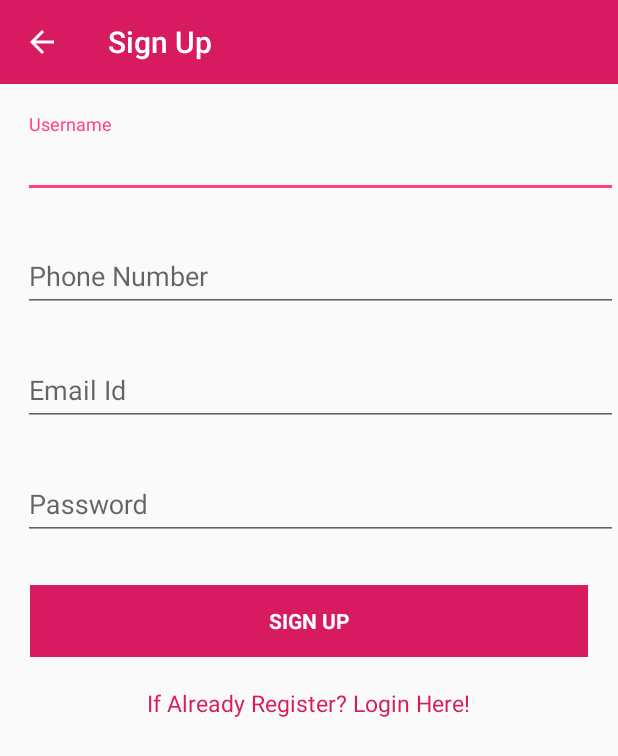
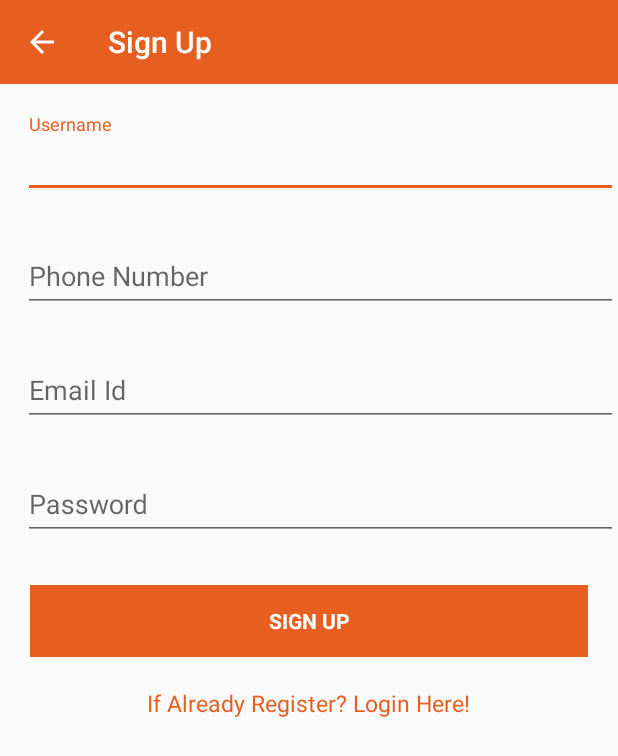
Before and after one commit to geniusninedev/ElectricityConverter, an Android app: the SignUp screen opened directly, with no data from a screen before it, on a phone screen of 412 x 824 dp. Shown: the top 756 px of the screen. Run offline under Robolectric (Android 15) with nearby library versions, the phone set to English and light mode, and no system bars; our stand-ins replace Firebase (no records; nobody signed in at launch, a user with empty details on screens opened directly).

Commit message:
color changes

```diff
--- a/app/src/main/java/com/nineinfosys/electricityconverter/LoginActivity/Login.java
+++ b/app/src/main/java/com/nineinfosys/electricityconverter/LoginActivity/Login.java
@@ -80,7 +80,7 @@ public class Login extends AppCompatActivity {
         email = (EditText) findViewById(R.id.edit_text_email_id);
         password = (EditText) findViewById(R.id.edit_text_password);
 
-        getSupportActionBar().setBackgroundDrawable(new ColorDrawable(Color.parseColor("#d81b60")));
+        getSupportActionBar().setBackgroundDrawable(new ColorDrawable(Color.parseColor("#e65f21")));
      //   getSupportActionBar().setDisplayHomeAsUpEnabled(true);
      //   getSupportActionBar().setHomeButtonEnabled(true);
         getSupportActionBar().setTitle("Login");
--- a/app/src/main/java/com/nineinfosys/electricityconverter/LoginActivity/SignUp.java
+++ b/app/src/main/java/com/nineinfosys/electricityconverter/LoginActivity/SignUp.java
@@ -57,7 +57,7 @@ public class SignUp extends AppCompatActivity {
         mAuth = FirebaseAuth.getInstance();
         mRef = FirebaseDatabase.getInstance().getReference().child("Users");
 
-        getSupportActionBar().setBackgroundDrawable(new ColorDrawable(Color.parseColor("#d81b60")));
+        getSupportActionBar().setBackgroundDrawable(new ColorDrawable(Color.parseColor("#e65f21")));
         getSupportActionBar().setDisplayHomeAsUpEnabled(true);
         getSupportActionBar().setHomeButtonEnabled(true);
         getSupportActionBar().setTitle("Sign Up");
--- a/app/src/main/java/com/nineinfosys/electricityconverter/SearchActivity.java
+++ b/app/src/main/java/com/nineinfosys/electricityconverter/SearchActivity.java
@@ -22,13 +22,14 @@ import com.nineinfosys.electricityconverter.ConverterActivity.ElectricFieldStren
 import com.nineinfosys.electricityconverter.ConverterActivity.ElectricPotentialActivity;
 import com.nineinfosys.electricityconverter.ConverterActivity.ElectricResistanceConverterActivity;
 import com.nineinfosys.electricityconverter.ConverterActivity.ElectricResistivityConverterActivity;
+import com.nineinfosys.electricityconverter.ConverterActivity.ElectrostaticCapacitanceActivity;
 import com.nineinfosys.electricityconverter.ConverterActivity.InductanceConverterActivity;
 import com.nineinfosys.electricityconverter.ConverterActivity.LinearChargeDensityConverterActivity;
 import com.nineinfosys.electricityconverter.ConverterActivity.LinearCurrentDensityActivity;
 import com.nineinfosys.electricityconverter.ConverterActivity.SurfaceChargeDensityConverterActivity;
 import com.nineinfosys.electricityconverter.ConverterActivity.SurfaceCurrentDensityActivity;
 import com.nineinfosys.electricityconverter.ConverterActivity.VolumeChargeDensityActivity;
-import com.nineinfosys.electricityconverter.Engin.ElectrostaticCapacitanceConverter;
+
 
 
 
@@ -477,7 +478,7 @@ public class SearchActivity extends AppCompatActivity implements TextWatcher {
         startActivity(i7);
     }
     private void electrostatic() {
-        Intent i7=new Intent(SearchActivity.this,ElectrostaticCapacitanceConverter.class);
+        Intent i7=new Intent(SearchActivity.this,ElectrostaticCapacitanceActivity.class);
         startActivity(i7);
     }
     private void electricResistivity() {
--- a/app/src/main/res/layout/content_main.xml
+++ b/app/src/main/res/layout/content_main.xml
@@ -22,6 +22,7 @@
         android:layout_marginRight="2dp"
         android:layout_marginLeft="2dp"
         android:layout_marginTop="2dp"
+        android:background="@color/colordialog"
         android:layout_marginBottom="2dp">
     </android.support.v7.widget.RecyclerView>
 
--- a/app/src/main/res/values/colors.xml
+++ b/app/src/main/res/values/colors.xml
@@ -1,9 +1,9 @@
 <?xml version="1.0" encoding="utf-8"?>
 <resources>
-    <color name="colorPrimary">#d81b60</color>
-    <color name="colorPrimaryDark">#a00037</color>
+    <color name="colorPrimary">#e65f21</color>
+    <color name="colorPrimaryDark">#FF973305</color>
     <color name="colorPrimaryLight">#ff5c8d</color>
-    <color name="colorAccent">#FF4081</color>
+    <color name="colorAccent">#e65f21</color>
     <color name="appcolor">#1ab7b7</color>
     <color name="colordialog">#dee1de</color>
     <color name="colorwhitetext">#ffffff</color>
```
Also changed, not shown: app/src/main/res/layout/activity_conversion_list.xml (+1 -7 lines), app/src/main/res/layout/activity_login.xml (+2 -5 lines).
